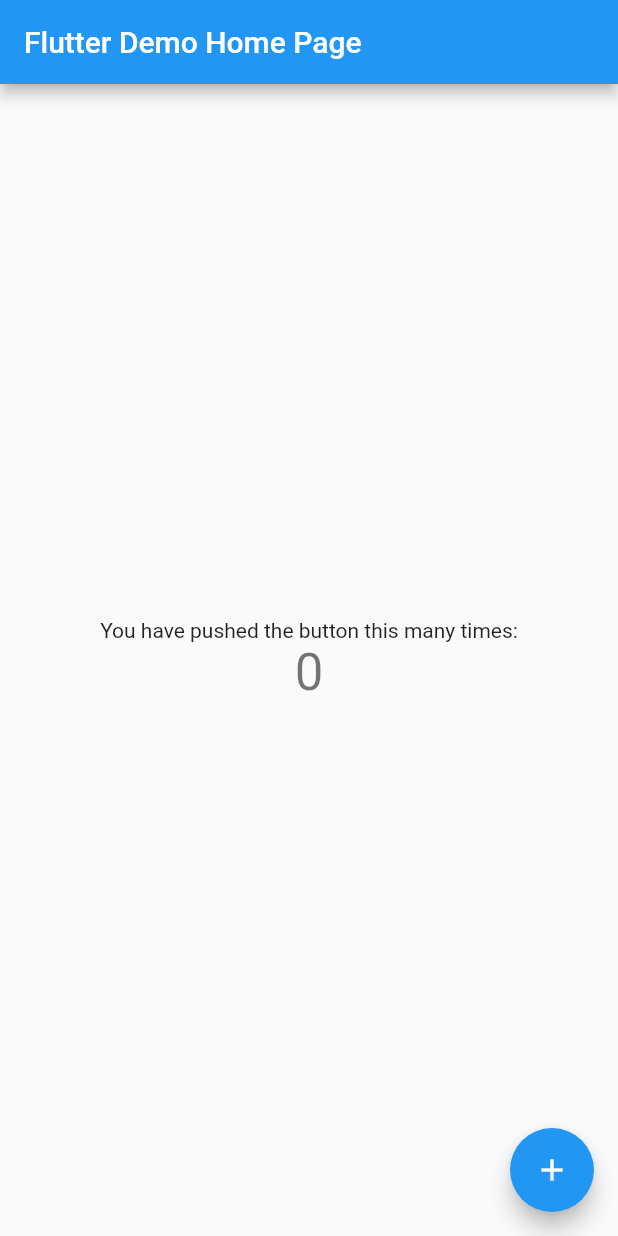
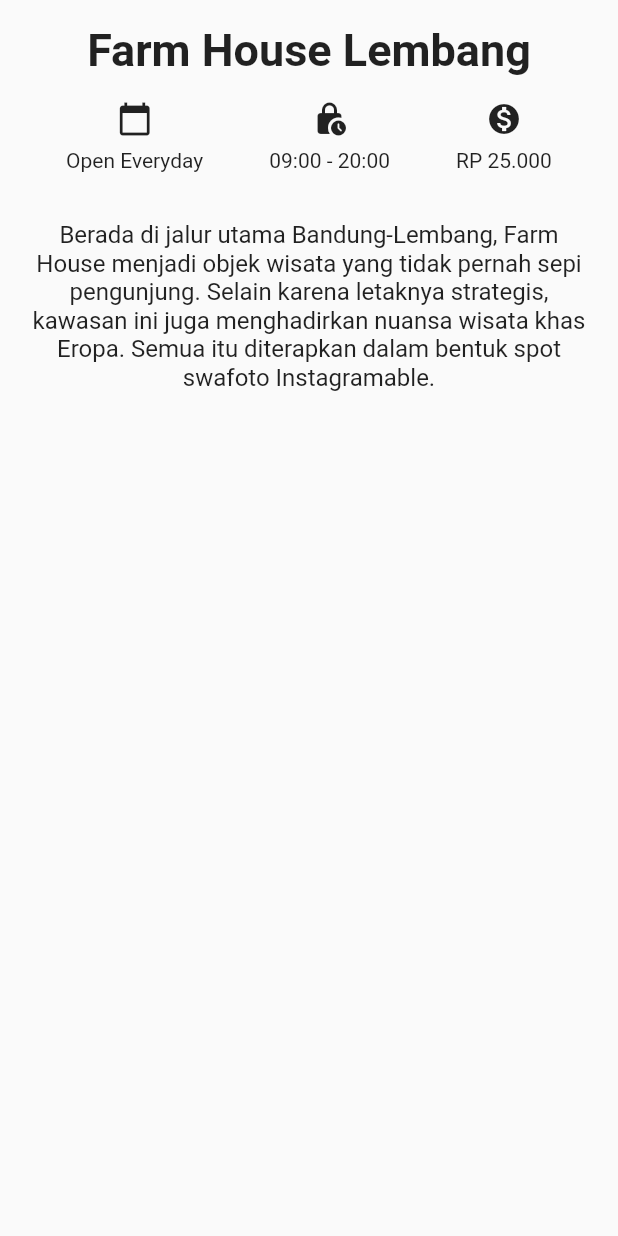
Before and after one commit to donnydevanda/flutter-pemula-dicoding, a Flutter app: the screen it shows after launch, on a phone screen of 412 x 824 dp. Run offline on Flutter 3.47's test engine with Material 2 defaults, Android fonts, the phone set to English and light mode, and no system bars.

Commit message:
Codelab 1

```diff
--- a/lib/main.dart
+++ b/lib/main.dart
@@ -1,113 +1,76 @@
 import 'package:flutter/material.dart';
 
-void main() {
-  runApp(MyApp());
-}
+void main() => runApp(MyApp());
 
 class MyApp extends StatelessWidget {
-  // This widget is the root of your application.
   @override
   Widget build(BuildContext context) {
     return MaterialApp(
-      title: 'Flutter Demo',
-      theme: ThemeData(
-        // This is the theme of your application.
-        //
-        // Try running your application with "flutter run". You'll see the
-        // application has a blue toolbar. Then, without quitting the app, try
-        // changing the primarySwatch below to Colors.green and then invoke
-        // "hot reload" (press "r" in the console where you ran "flutter run",
-        // or simply save your changes to "hot reload" in a Flutter IDE).
-        // Notice that the counter didn't reset back to zero; the application
-        // is not restarted.
-        primarySwatch: Colors.blue,
-      ),
-      home: MyHomePage(title: 'Flutter Demo Home Page'),
+      title: 'Wisata Bandung',
+      theme: ThemeData(),
+      home: DetailScreen(),
     );
   }
 }
 
-class MyHomePage extends StatefulWidget {
-  MyHomePage({Key? key, required this.title}) : super(key: key);
-
-  // This widget is the home page of your application. It is stateful, meaning
-  // that it has a State object (defined below) that contains fields that affect
-  // how it looks.
-
-  // This class is the configuration for the state. It holds the values (in this
-  // case the title) provided by the parent (in this case the App widget) and
-  // used by the build method of the State. Fields in a Widget subclass are
-  // always marked "final".
-
-  final String title;
-
-  @override
-  _MyHomePageState createState() => _MyHomePageState();
-}
-
-class _MyHomePageState extends State<MyHomePage> {
-  int _counter = 0;
-
-  void _incrementCounter() {
-    setState(() {
-      // This call to setState tells the Flutter framework that something has
-      // changed in this State, which causes it to rerun the build method below
-      // so that the display can reflect the updated values. If we changed
-      // _counter without calling setState(), then the build method would not be
-      // called again, and so nothing would appear to happen.
-      _counter++;
-    });
-  }
-
+class DetailScreen extends StatelessWidget {
   @override
   Widget build(BuildContext context) {
-    // This method is rerun every time setState is called, for instance as done
-    // by the _incrementCounter method above.
-    //
-    // The Flutter framework has been optimized to make rerunning build methods
-    // fast, so that you can just rebuild anything that needs updating rather
-    // than having to individually change instances of widgets.
     return Scaffold(
-      appBar: AppBar(
-        // Here we take the value from the MyHomePage object that was created by
-        // the App.build method, and use it to set our appbar title.
-        title: Text(widget.title),
-      ),
-      body: Center(
-        // Center is a layout widget. It takes a single child and positions it
-        // in the middle of the parent.
+      body: SafeArea(
         child: Column(
-          // Column is also a layout widget. It takes a list of children and
-          // arranges them vertically. By default, it sizes itself to fit its
-          // children horizontally, and tries to be as tall as its parent.
-          //
-          // Invoke "debug painting" (press "p" in the console, choose the
-          // "Toggle Debug Paint" action from the Flutter Inspector in Android
-          // Studio, or the "Toggle Debug Paint" command in Visual Studio Code)
-          // to see the wireframe for each widget.
-          //
-          // Column has various properties to control how it sizes itself and
-          // how it positions its children. Here we use mainAxisAlignment to
-          // center the children vertically; the main axis here is the vertical
-          // axis because Columns are vertical (the cross axis would be
-          // horizontal).
-          mainAxisAlignment: MainAxisAlignment.center,
+          crossAxisAlignment: CrossAxisAlignment.stretch,
           children: <Widget>[
-            Text(
-              'You have pushed the button this many times:',
+            Container(
+              margin: EdgeInsets.only(top: 16.0),
+              child: Text(
+                'Farm House Lembang',
+                textAlign: TextAlign.center,
+                style: TextStyle(
+                  fontSize: 30.0,
+                  fontWeight: FontWeight.bold,
+                ),
+              ),
             ),
-            Text(
-              '$_counter',
-              style: Theme.of(context).textTheme.headline4,
-            ),
+            Container(
+                margin: EdgeInsets.symmetric(vertical: 16.0),
+                child: Row(
+                  mainAxisAlignment: MainAxisAlignment.spaceEvenly,
+                  children: <Widget>[
+                    Column(
+                      children: <Widget>[
+                        Icon(Icons.calendar_today),
+                        SizedBox(height: 8.0),
+                        Text('Open Everyday'),
+                      ],
+                    ),
+                    Column(
+                      children: <Widget>[
+                        Icon(Icons.lock_clock_rounded),
+                        SizedBox(height: 8.0),
+                        Text('09:00 - 20:00'),
+                      ],
+                    ),
+                    Column(
+                      children: <Widget>[
+                        Icon(Icons.monetization_on),
+                        SizedBox(height: 8.0),
+                        Text('RP 25.000')
+                      ],
+                    )
+                  ],
+                )),
+            Container(
+              padding: EdgeInsets.all(16.0),
+              child: Text(
+                'Berada di jalur utama Bandung-Lembang, Farm House menjadi objek wisata yang tidak pernah sepi pengunjung. Selain karena letaknya strategis, kawasan ini juga menghadirkan nuansa wisata khas Eropa. Semua itu diterapkan dalam bentuk spot swafoto Instagramable.',
+                textAlign: TextAlign.center,
+                style: TextStyle(fontSize: 16.0),
+              ),
+            )
           ],
         ),
       ),
-      floatingActionButton: FloatingActionButton(
-        onPressed: _incrementCounter,
-        tooltip: 'Increment',
-        child: Icon(Icons.add),
-      ), // This trailing comma makes auto-formatting nicer for build methods.
     );
   }
 }
```
